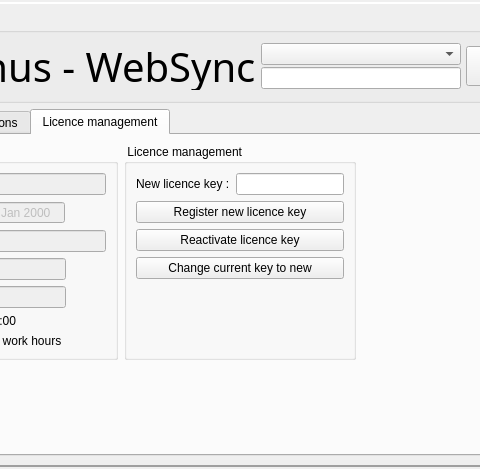
Old version of the form websync/dlgmain.ui in the repository tbikfalvi/Belenus; both pictures show x 173 to 653 and y 0 to 469 of the 795 by 469 pixel window.
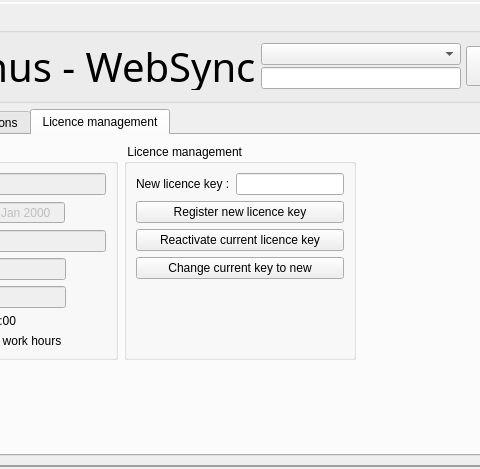
New version of the form. Icons and pictures are not drawn.

```diff
--- a/websync/dlgmain.ui
+++ b/websync/dlgmain.ui
@@ -1422,7 +1422,7 @@
                  <item>
                   <widget class="QPushButton" name="pbActivateLicence">
                    <property name="text">
-                    <string>Reactivate licence key</string>
+                    <string>Reactivate current licence key</string>
                    </property>
                    <property name="icon">
                     <iconset resource="websync.qrc">
```
